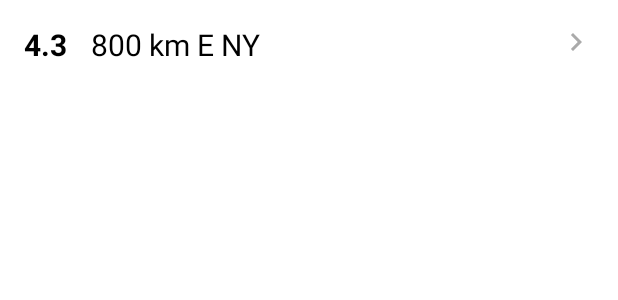
After one commit to seba7788dev/EarthquakeMonitor, an Android app: the layout eq_list_item.xml on its own in the app's theme, with its tools: preview values and no code run, on a phone screen of 412 x 824 dp. The commit adds this screen. Shown: the top 300 px of the screen. Run offline under Robolectric (Android 15) with nearby library versions, the phone set to English and light mode, and no system bars.

Commit message:
layout de recycler listo y mock de listado de terremotos

```diff
--- a/app/src/main/AndroidManifest.xml
+++ b/app/src/main/AndroidManifest.xml
@@ -1,6 +1,6 @@
 <?xml version="1.0" encoding="utf-8"?>
 <manifest xmlns:android="http://schemas.android.com/apk/res/android"
-    package="com.example.EarthquakeMonitor">
+    package="com.example.earthquakeMonitor">
 
     <application
         android:allowBackup="true"
@@ -10,7 +10,7 @@
         android:supportsRtl="true"
         android:theme="@style/Theme.MyApplication">
         <activity
-            android:name="com.example.EarthquakeMonitor.MainActivity"
+            android:name="com.example.earthquakeMonitor.MainActivity"
             android:exported="true">
             <intent-filter>
                 <action android:name="android.intent.action.MAIN" />
--- /dev/null
+++ b/app/src/main/java/com/example/earthquakeMonitor/EqAdapter.kt
@@ -0,0 +1,4 @@
+package com.example.earthquakeMonitor
+
+class EqAdapter {
+}
--- /dev/null
+++ b/app/src/main/res/drawable/ic_chevron_right_black_24dp.xml
@@ -0,0 +1,9 @@
+<vector xmlns:android="http://schemas.android.com/apk/res/android"
+    android:width="24dp"
+    android:height="24dp"
+    android:viewportWidth="24"
+    android:viewportHeight="24">
+  <path
+      android:pathData="M10,6L8.59,7.41 13.17,12l-4.58,4.59L10,18l6,-6z"
+      android:fillColor="@android:color/darker_gray"/>
+</vector>
--- /dev/null
+++ b/app/src/main/res/layout/eq_list_item.xml
@@ -0,0 +1,37 @@
+<?xml version="1.0" encoding="utf-8"?>
+<RelativeLayout xmlns:android="http://schemas.android.com/apk/res/android"
+    android:layout_width="match_parent"
+    android:layout_height="wrap_content"
+    xmlns:tools="http://schemas.android.com/tools"
+    android:padding="16dp">
+
+    <TextView
+        android:id="@+id/eq_magnitude_text"
+        android:layout_width="wrap_content"
+        android:layout_height="wrap_content"
+        android:textSize="20sp"
+        android:textColor="@color/black"
+        android:textStyle="bold"
+        tools:text="4.3"/>
+
+    <ImageView
+        android:id="@+id/eq_arrow_image"
+        android:layout_width="wrap_content"
+        android:layout_height="wrap_content"
+        android:layout_alignParentEnd="true"
+        android:src="@drawable/ic_chevron_right_black_24dp"
+        />
+
+    <TextView
+        android:id="@+id/eq_place_text"
+        android:layout_width="wrap_content"
+        android:layout_height="wrap_content"
+        android:textColor="@color/black"
+        android:textSize="20sp"
+        android:layout_marginStart="16dp"
+        android:layout_marginEnd="16dp"
+        android:layout_toStartOf="@id/eq_arrow_image"
+        android:layout_toEndOf="@+id/eq_magnitude_text"
+        tools:text="800 km E NY"/>
+
+</RelativeLayout>
```
Also changed, not shown: app/build.gradle (+9 -3 lines), app/src/main/java/com/example/EarthquakeMonitor/MainActivity.kt (deleted, +0 -12 lines), app/src/main/java/com/example/earthquakeMonitor/Earthquake.kt (added, +9 -0 lines), app/src/main/java/com/example/earthquakeMonitor/MainActivity.kt (added, +38 -0 lines), app/src/main/res/layout/activity_main.xml (+18 -14 lines), build.gradle (+9 -0 lines), 4 other files.
